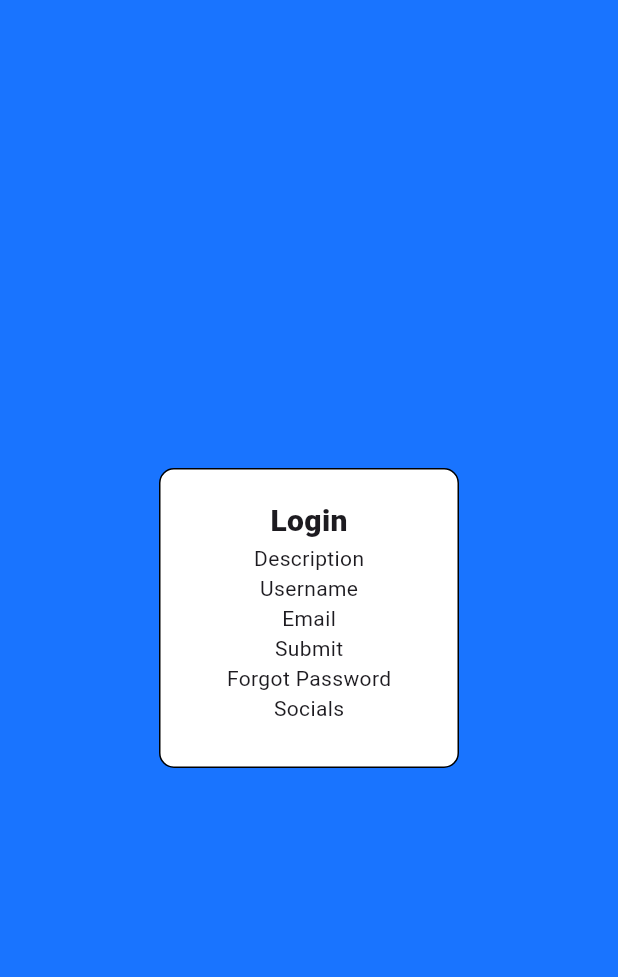
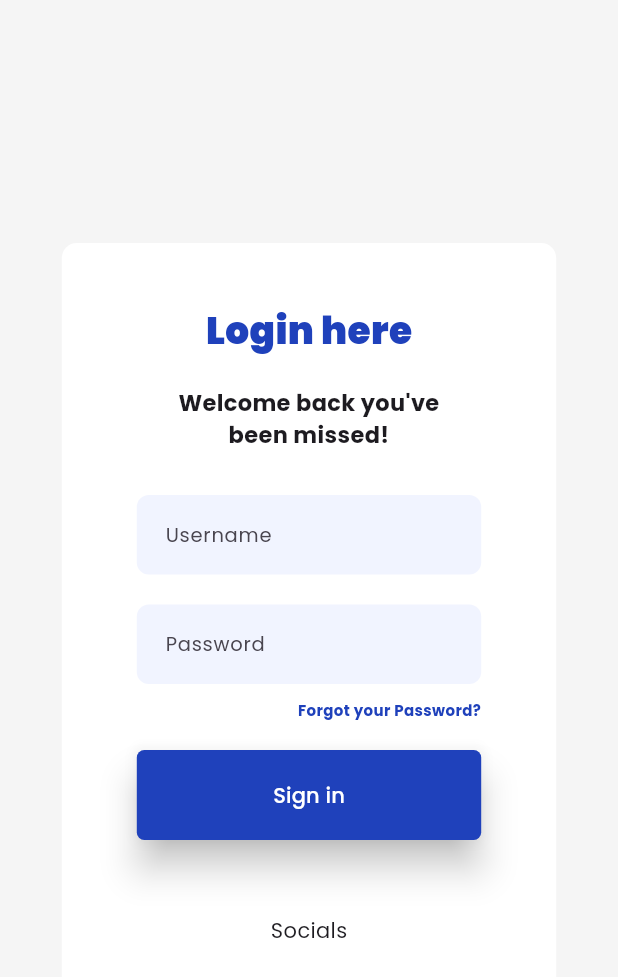
Before and after one commit to kunpaoo/flutter-login-signup, a Flutter app: the LoginPage screen opened by its route, on a phone screen of 412 x 824 dp. Shown: the top 977 px of the screen. Run offline on Flutter 3.47's test engine with Material 3 defaults, Android fonts, the phone set to English and light mode, and no system bars; our stand-ins replace google_fonts.

Commit message:
feat: add initial login mobile view

```diff
--- a/lib/main.dart
+++ b/lib/main.dart
@@ -1,4 +1,5 @@
 import 'package:flutter/material.dart';
+import 'package:google_fonts/google_fonts.dart';
 import 'package:midterms/screens/home.dart';
 import 'package:midterms/screens/landing.dart';
 import 'package:midterms/screens/login.dart';
@@ -23,7 +24,8 @@ class MainApp extends StatelessWidget {
         },
         color: Color.fromARGB(1, 25, 116, 255),
         theme: ThemeData(
-          scaffoldBackgroundColor: Color.fromRGBO(25, 116, 255, 1),
+          textTheme: GoogleFonts.poppinsTextTheme(Theme.of(context).textTheme),
+          scaffoldBackgroundColor: Colors.grey[100],
           primaryColor: Color.fromRGBO(25, 116, 255, 1),
         ));
   }
--- a/lib/screens/login.dart
+++ b/lib/screens/login.dart
@@ -5,32 +5,95 @@ class LoginPage extends StatelessWidget {
 
   @override
   Widget build(BuildContext context) {
+    Size size = MediaQuery.of(context).size;
+    Color primary = const Color.fromRGBO(31, 65, 187, 1);
     return Scaffold(
       body: Center(
         child: Container(
-          width: 200,
-          height: 200,
-          padding: const EdgeInsets.all(20),
+          width: size.width * 0.8,
+          height: 500,
+          padding: const EdgeInsets.symmetric(vertical: 40, horizontal: 50),
           decoration: BoxDecoration(
-              color: Colors.white,
-              border: Border.all(color: Colors.black),
-              borderRadius: BorderRadius.circular(10)),
-          child: const Column(
+              color: Colors.white, borderRadius: BorderRadius.circular(10)),
+          child: Column(
+            mainAxisSize: MainAxisSize.max,
+            crossAxisAlignment: CrossAxisAlignment.center,
             children: [
               Text(
-                "Login",
-                style: TextStyle(fontSize: 20, fontWeight: FontWeight.w900),
+                "Login here",
+                style: TextStyle(
+                    fontSize: 25, fontWeight: FontWeight.w900, color: primary),
               ),
-              Text("Description"),
-              Text("Username"),
-              Text("Email"),
-              Text("Submit"),
-              Text("Forgot Password"),
-              Text("Socials")
+              const SizedBox(height: 20),
+              const SizedBox(
+                width: 200,
+                child: Text(
+                  "Welcome back you've been missed!",
+                  softWrap: true,
+                  style: TextStyle(fontSize: 15, fontWeight: FontWeight.bold),
+                  textAlign: TextAlign.center,
+                ),
+              ),
+              const SizedBox(height: 20),
+              InputText('Username'),
+              InputText('Password'),
+              SizedBox(
+                width: double.infinity,
+                child: Text("Forgot your Password?",
+                    textAlign: TextAlign.end,
+                    style: TextStyle(
+                      color: primary,
+                      fontWeight: FontWeight.bold,
+                      fontSize: 10,
+                    )),
+              ),
+              SizedBox(height: 20),
+              MaterialButton(
+                onPressed: () {
+                  Navigator.pushNamed(context, '/home');
+                },
+                color: primary,
+                minWidth: double.infinity,
+                elevation: 10,
+                padding: EdgeInsets.all(20),
+                shape: RoundedRectangleBorder(
+                    borderRadius: BorderRadius.circular(5)),
+                child: Text(
+                  "Sign in",
+                  style: TextStyle(color: Colors.white),
+                ),
+              ),
+              SizedBox(height: 50),
+              const Text("Socials")
             ],
           ),
         ),
       ),
     );
   }
+
+  Container InputText(String label) {
+    return Container(
+      margin: EdgeInsets.symmetric(vertical: 10),
+      child: TextFormField(
+        style: TextStyle(fontSize: 15),
+        decoration: InputDecoration(
+            contentPadding: EdgeInsets.all(15),
+            labelText: label,
+            labelStyle: TextStyle(fontSize: 13),
+            border: OutlineInputBorder(
+              borderRadius: BorderRadius.circular(8),
+              borderSide: const BorderSide(
+                width: 0,
+                style: BorderStyle.none,
+              ),
+            ),
+            fillColor: const Color.fromRGBO(241, 244, 255, 1),
+            filled: true,
+            focusedBorder: const OutlineInputBorder(
+                borderSide:
+                    BorderSide(color: Color.fromRGBO(25, 116, 255, 1)))),
+      ),
+    );
+  }
 }
--- a/pubspec.yaml
+++ b/pubspec.yaml
@@ -1,6 +1,6 @@
 name: midterms
 description: "A new Flutter project."
-publish_to: 'none'
+publish_to: "none"
 version: 0.1.0
 
 environment:
@@ -9,6 +9,7 @@ environment:
 dependencies:
   flutter:
     sdk: flutter
+  google_fonts: ^6.2.1
 
 dev_dependencies:
   flutter_test:
```
Also changed, not shown: pubspec.lock.
